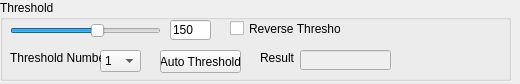
Above: VisionWidget/ThresholdWidget.ui from hceng123/VisionLibrary before the change. Below: the same form after it.
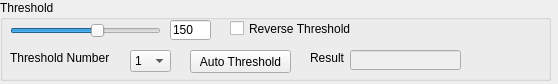
That is the form after the change.

Patch:
```diff
--- a/VisionWidget/ThresholdWidget.ui
+++ b/VisionWidget/ThresholdWidget.ui
@@ -6,7 +6,7 @@
    <rect>
     <x>0</x>
     <y>0</y>
-    <width>520</width>
+    <width>558</width>
     <height>84</height>
    </rect>
   </property>
@@ -18,7 +18,7 @@
     <rect>
      <x>0</x>
      <y>0</y>
-     <width>511</width>
+     <width>551</width>
      <height>81</height>
     </rect>
    </property>
@@ -60,9 +60,9 @@
    <widget class="QPushButton" name="btnAutoThreshold">
     <property name="geometry">
      <rect>
-      <x>160</x>
+      <x>190</x>
       <y>50</y>
-      <width>81</width>
+      <width>101</width>
       <height>23</height>
      </rect>
     </property>
@@ -73,7 +73,7 @@
    <widget class="QComboBox" name="cbAutoThresLevel">
     <property name="geometry">
      <rect>
-      <x>100</x>
+      <x>130</x>
       <y>50</y>
       <width>41</width>
       <height>22</height>
@@ -105,7 +105,7 @@
      <rect>
       <x>10</x>
       <y>50</y>
-      <width>91</width>
+      <width>111</width>
       <height>16</height>
      </rect>
     </property>
@@ -116,7 +116,7 @@
    <widget class="QLabel" name="labelResult">
     <property name="geometry">
      <rect>
-      <x>260</x>
+      <x>310</x>
       <y>50</y>
       <width>41</width>
       <height>16</height>
@@ -132,9 +132,9 @@
     </property>
     <property name="geometry">
      <rect>
-      <x>300</x>
+      <x>350</x>
       <y>50</y>
-      <width>91</width>
+      <width>111</width>
       <height>20</height>
      </rect>
     </property>
@@ -144,7 +144,7 @@
      <rect>
       <x>230</x>
       <y>20</y>
-      <width>111</width>
+      <width>141</width>
       <height>17</height>
      </rect>
     </property>
```
